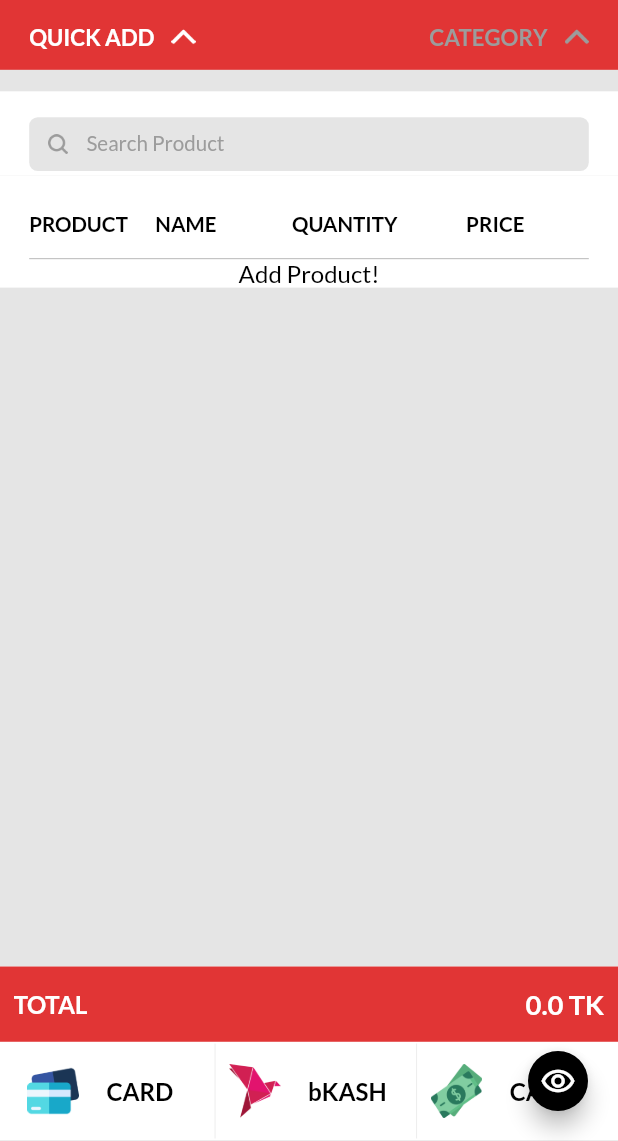
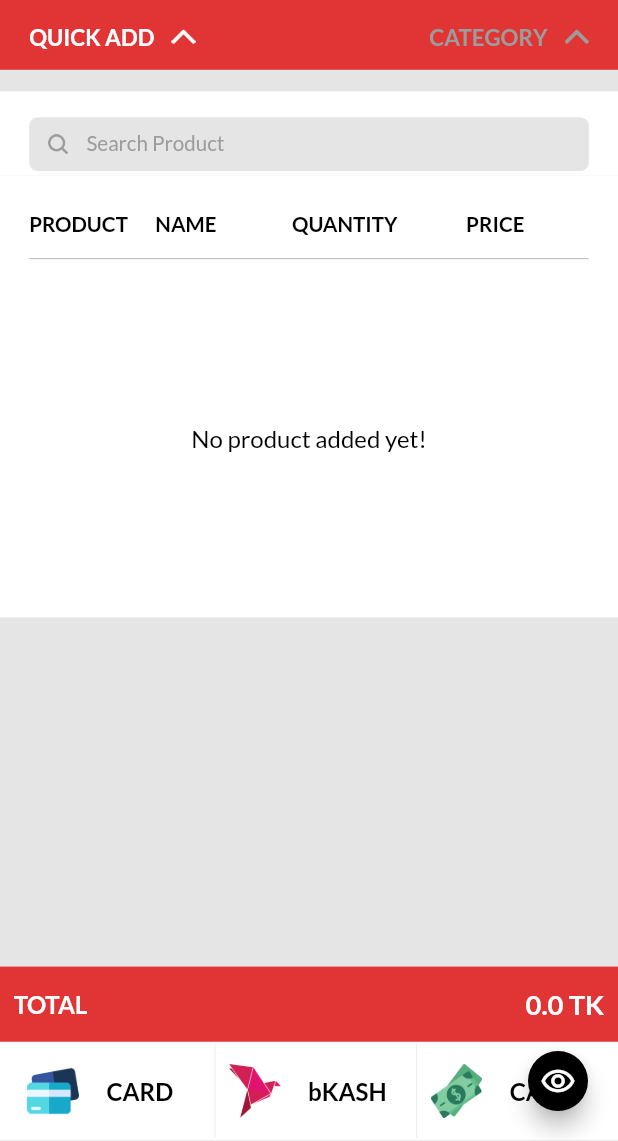
Before and after one commit to sadizobaer/pos_app, a Flutter app: the screen it shows after launch, on a phone screen of 412 x 824 dp, the part 95-1236 px from its top. Run offline on Flutter 3.47's test engine with Material 2 defaults, Android fonts, the phone set to English and light mode, and no system bars; our stand-ins replace bloc, carousel_slider, connectivity_plus, dio, equatable, flutter_bloc and 4 more; missing offline and left inert: flutter_barcode_scanner; network calls fail; statements that could not run were skipped.

Commit message:
added all changes

```diff
--- a/lib/config/stateful_wrapper.dart
+++ b/lib/config/stateful_wrapper.dart
@@ -2,8 +2,10 @@ import 'package:flutter/material.dart';
 
 class StatefulWrapper extends StatefulWidget {
   final Function? onInit;
+  final Function? onDispose;
   final Widget child;
-  const StatefulWrapper({Key? key, required this.child, this.onInit})
+  const StatefulWrapper(
+      {Key? key, required this.child, this.onInit, this.onDispose})
       : super(key: key);
 
   @override
@@ -20,6 +22,14 @@ class _StatefulWrapperState extends State<StatefulWrapper> {
   }
 
   @override
+  void dispose() {
+    if(widget.onDispose != null){
+      widget.onDispose!();
+    }
+    super.dispose();
+  }
+
+  @override
   Widget build(BuildContext context) {
     return widget.child;
   }
--- a/lib/config/strings.dart
+++ b/lib/config/strings.dart
@@ -8,4 +8,4 @@ const name = 'Name';
 const quantity = 'Quantity';
 const price = 'Price';
 const searchProduct = 'Search Product';
-const addProductMsg = 'Add Product!';
+const addProductMsg = 'No product added yet!';
--- a/lib/controller/providers/home_provider.dart
+++ b/lib/controller/providers/home_provider.dart
@@ -22,9 +22,24 @@ class HomeProvider with ChangeNotifier {
   get getTotalPrice {
     double totalPrice = 0;
     for (var element in _products) {
-      totalPrice = totalPrice + element.price * element.quantity;
+      totalPrice = totalPrice + double.parse(element.price) * element.quantity;
     }
     return totalPrice;
+  }
+
+  get getTotalDiscount {
+    double totalDiscount = 0;
+    for(var element in _products){
+      double discountPrice = 0;
+      if(element.specialPrice != 0){
+        discountPrice = element.price - element.specialPrice;
+      }
+      else{
+        discountPrice = 0;
+      }
+      totalDiscount = totalDiscount + discountPrice;
+    }
+    return totalDiscount;
   }
 
   void setSliderCollapsed(bool value) {
--- a/lib/data/models/products_model.dart
+++ b/lib/data/models/products_model.dart
@@ -59,12 +59,12 @@ class Products {
   String name;
   String slug;
   String sku;
-  int price;
+  dynamic price;
   int quantity;
   int maxQuantity;
   bool isInStock;
   dynamic image;
-  int specialPrice;
+  dynamic specialPrice;
   dynamic specialStartDate;
   dynamic specialEndDate;
 
--- a/lib/main.dart
+++ b/lib/main.dart
@@ -44,7 +44,7 @@ class MyApp extends StatelessWidget {
   @override
   Widget build(BuildContext context) {
     return MultiProvider(
-      //=========initializer part of bloc and provider===========
+      //=========initializer part of bloc and provider==========
       //--------------------------------------------------------
 
       providers: [
--- a/lib/pages/home/home_body.dart
+++ b/lib/pages/home/home_body.dart
@@ -1,3 +1,5 @@
+import 'dart:async';
+import 'package:dorkar/config/stateful_wrapper.dart';
 import 'package:dorkar/controller/blocs/search/search_bloc.dart';
 import 'package:flutter/material.dart';
 import 'package:flutter_screenutil/flutter_screenutil.dart';
@@ -14,7 +16,18 @@ import 'home_slider.dart';
 import 'home_slider_category_item.dart';
 
 class HomeBody extends StatelessWidget {
-  const HomeBody({Key? key}) : super(key: key);
+  HomeBody({Key? key}) : super(key: key);
+
+  Timer? _debounce;
+
+
+  _onSearchChanged(String query, BuildContext context) {
+    if (_debounce?.isActive ?? false) _debounce!.cancel();
+    _debounce = Timer(const Duration(milliseconds: 500), () {
+      // do something with query
+      context.read<SearchBloc>().add(SearchProductEvent(query));
+    });
+  }
 
   ///This function refers the title
   Text _titleText(String title) {
@@ -157,7 +170,7 @@ class HomeBody extends StatelessWidget {
                               FocusManager.instance.primaryFocus?.unfocus();
                             }
                           }
-                          context.read<SearchBloc>().add(SearchProductEvent(v));
+                          _onSearchChanged(v, context);
                         },
                         decoration: InputDecoration(
                           border: InputBorder.none,
@@ -200,6 +213,10 @@ class HomeBody extends StatelessWidget {
                 SizedBox(height: 13.h),
                 Container(height: .4.h, color: textGrey),
                 SizedBox(
+                  height: Provider.of<HomeProvider>(context, listen: true)
+                      .getProducts
+                      .length ==
+                      0 ? 200.h : null,
                   child: Provider.of<HomeProvider>(context, listen: true)
                               .getProducts
                               .length ==
@@ -253,7 +270,11 @@ class HomeBody extends StatelessWidget {
 
   @override
   Widget build(BuildContext context) {
-    return CustomScrollView(
+    return StatefulWrapper(
+      onDispose: (){
+        _debounce?.cancel();
+      },
+      child: CustomScrollView(
         shrinkWrap: true,
         physics: const AlwaysScrollableScrollPhysics(),
         slivers: [
@@ -272,6 +293,7 @@ class HomeBody extends StatelessWidget {
             child: _productPart(context),
           ),
         ],
+      ),
     );
   }
 }
--- a/lib/pages/home/home_footer.dart
+++ b/lib/pages/home/home_footer.dart
@@ -8,10 +8,12 @@ import '../../controller/providers/home_provider.dart';
 class HomeFooter extends StatelessWidget {
   final int totalQuantity;
   final double totalPrice;
+  final double totalDiscount;
   const HomeFooter({
     Key? key,
     required this.totalQuantity,
     required this.totalPrice,
+    required this.totalDiscount,
   }) : super(key: key);
 
   ///This function indicates bottom item and contains
@@ -99,7 +101,7 @@ class HomeFooter extends StatelessWidget {
             children: [
               _bottomItem(
                 ['item', 'total', 'dis'],
-                ['$totalQuantity', '$totalPrice', '0.0'],
+                ['$totalQuantity', '$totalPrice', '$totalDiscount'],
               ),
               Container(
                 height: .4.h,
@@ -125,7 +127,7 @@ class HomeFooter extends StatelessWidget {
                 ),
                 const Spacer(),
                 Text(
-                  '$totalPrice TK',
+                  '${totalPrice-totalDiscount} TK',
                   style: boldText(16.sp, color: white),
                 ),
                 SizedBox(
--- a/lib/pages/home/home_page.dart
+++ b/lib/pages/home/home_page.dart
@@ -110,7 +110,12 @@ class HomePage extends StatelessWidget {
                     false,
                     ScanMode.DEFAULT,
                   );
-                  print(barcodeScanRes);
+                  showDialog(context: context, builder: (i){
+                    return SizedBox(
+                      height: 200, width: 200,
+                      child: Center(child: Text(barcodeScanRes),),
+                    );
+                  });
                 },
                 child: _showImageIcon('assets/icons/scan.png', size: 17),
               ),
@@ -240,7 +245,7 @@ class HomePage extends StatelessWidget {
 
   ///This function refers the slider and product part
   HomeBody _mainBody(BuildContext context) {
-    return const HomeBody();
+    return HomeBody();
   }
 
   ///This function refers the footer part
@@ -249,9 +254,12 @@ class HomePage extends StatelessWidget {
         Provider.of<HomeProvider>(context, listen: true).getProductsLength;
     double totalPrice =
         Provider.of<HomeProvider>(context, listen: true).getTotalPrice;
+    double totalDiscount =
+        Provider.of<HomeProvider>(context, listen: true).getTotalDiscount;
     return HomeFooter(
       totalPrice: totalPrice,
       totalQuantity: totalQuantity,
+      totalDiscount: totalDiscount,
     );
   }
 
--- a/lib/pages/home/home_product.dart
+++ b/lib/pages/home/home_product.dart
@@ -106,7 +106,7 @@ class HomeProduct extends StatelessWidget {
             SizedBox(
               width: 56.w,
               child: Text(
-                '${product.price * product.quantity} TK',
+                '${double.parse(product.price) * product.quantity}',
                 style: mediumText(12.sp, color: textGrey),
               ),
             ),
--- a/lib/pages/home/search_product.dart
+++ b/lib/pages/home/search_product.dart
@@ -57,7 +57,7 @@ class SearchProduct extends StatelessWidget {
                   height: 4.h,
                 ),
                 Text(
-                  '${product.price * product.quantity} TK',
+                  '${product.price} TK',
                   style: mediumText(10.sp),
                 ),
               ],
--- a/lib/routes/app_routes.dart
+++ b/lib/routes/app_routes.dart
@@ -14,7 +14,7 @@ final router = GoRouter(
           pageBuilder: (context, state) {
             return MaterialPage(
               key: state.pageKey,
-              child: HomePage(),
+              child: const HomePage(),
             );
           }),
     ],
```
Lines whose indentation alone changed are shown as unchanged.
